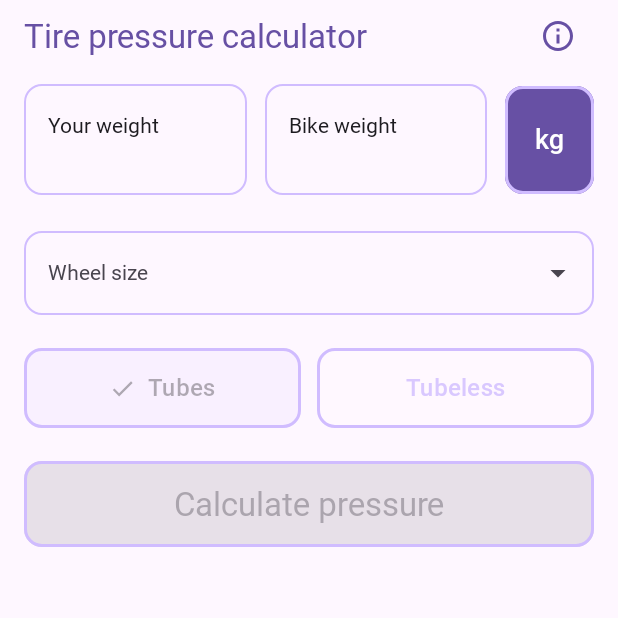
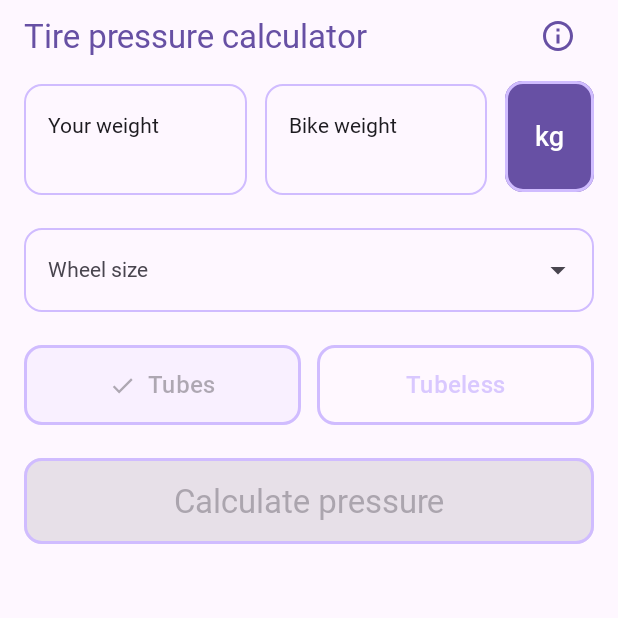
Before and after one commit to filin2hat/BikeCalc, an Android app built with Jetpack Compose: the screen it shows after launch (MainActivity), on a phone screen of 412 x 824 dp, the top half of it. Run offline under Robolectric (Android 15) with nearby library versions, the phone set to English and light mode, and no system bars; our stand-ins replace Dagger/Hilt's generated code.

Commit message:
Исправление UI

```diff
--- a/app/build.gradle.kts
+++ b/app/build.gradle.kts
@@ -14,8 +14,8 @@ android {
         applicationId = "dev.filinhat.bikecalc"
         minSdk = 26
         targetSdk = 36
-        versionCode = 3
-        versionName = "2.2.0"
+        versionCode = 5
+        versionName = "2.2.3"
 
         testInstrumentationRunner = "androidx.test.runner.AndroidJUnitRunner"
         vectorDrawables {
--- a/app/src/main/kotlin/dev/filinhat/bikecalc/presentation/screen/pressure/PressureCalculatorScreen.kt
+++ b/app/src/main/kotlin/dev/filinhat/bikecalc/presentation/screen/pressure/PressureCalculatorScreen.kt
@@ -225,7 +225,9 @@ private fun PressureCalculatorScreen(
                 }
                 Row(
                     modifier =
-                        Modifier.fillMaxSize(),
+                        Modifier
+                            .fillMaxSize()
+                            .padding(bottom = 14.dp),
                     horizontalArrangement = Arrangement.spacedBy(12.dp),
                     verticalAlignment = Alignment.CenterVertically,
                 ) {
@@ -267,15 +269,6 @@ private fun PressureCalculatorScreen(
                                 focusedTextColor = MaterialTheme.colorScheme.primary,
                                 unfocusedBorderColor = MaterialTheme.colorScheme.inversePrimary,
                             ),
-                        supportingText = {
-                            if (wrongRiderWeight) {
-                                Text(
-                                    text = stringResource(R.string.weight_incorrect),
-                                    color = MaterialTheme.colorScheme.error,
-                                    fontSize = 10.sp,
-                                )
-                            }
-                        },
                     )
                     OutlinedTextField(
                         value = bikeWeight,
@@ -315,23 +308,14 @@ private fun PressureCalculatorScreen(
                                 focusedTextColor = MaterialTheme.colorScheme.primary,
                                 unfocusedBorderColor = MaterialTheme.colorScheme.inversePrimary,
                             ),
-                        supportingText = {
-                            if (wrongBikeWeight) {
-                                Text(
-                                    text = stringResource(R.string.weight_incorrect),
-                                    color = MaterialTheme.colorScheme.error,
-                                    fontSize = 10.sp,
-                                )
-                            }
-                        },
                     )
                     FilledIconButton(
                         modifier =
                             Modifier
                                 .weight(0.20f)
                                 .fillMaxWidth()
-                                .height(80.dp)
-                                .padding(bottom = 8.dp)
+                                .height(78.dp)
+                                .padding(top = 4.dp)
                                 .border(
                                     width = 2.dp,
                                     color = MaterialTheme.colorScheme.inversePrimary,
@@ -380,8 +364,9 @@ private fun PressureCalculatorScreen(
                     itemLabel = { it?.nameSize },
                     modifier =
                         Modifier
-                            .padding(bottom = 22.dp)
-                            .fillMaxWidth(),
+                            .padding(
+                                bottom = if (expandedTireSize) 18.dp else 22.dp,
+                            ).fillMaxWidth(),
                 )
 
                 AnimatedVisibility(
```
